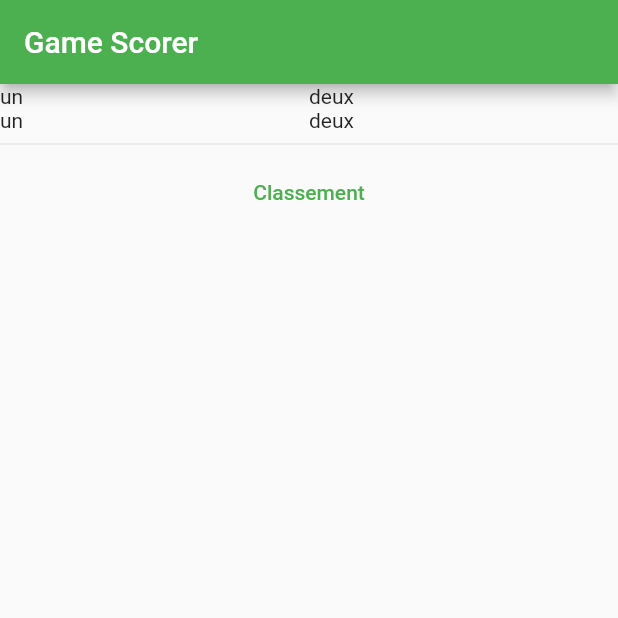
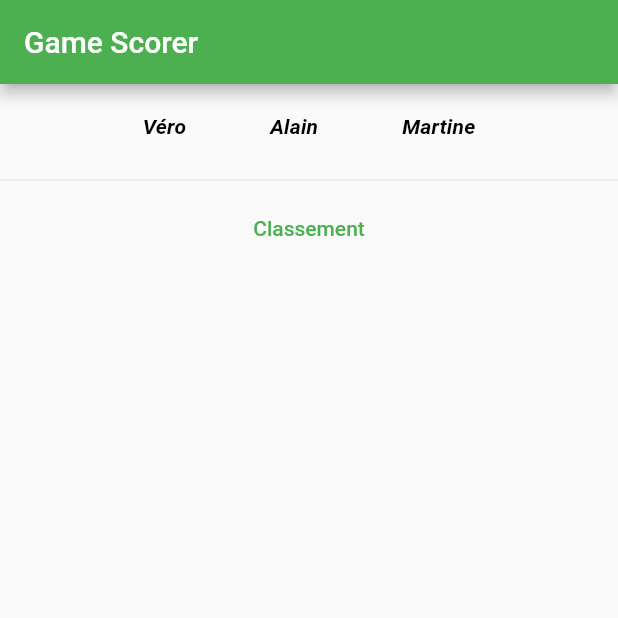
Before and after one commit to abasty/getx_scorer, a Flutter app: the screen it shows after launch, on a phone screen of 412 x 824 dp, the top half of it. Run offline on Flutter 3.47's test engine with Material 2 defaults, Android fonts, the phone set to English and light mode, and no system bars; our stand-ins replace get, localstorage.

Commit message:
Removed all style warnings and added ScoreTable

```diff
--- a/lib/main.dart
+++ b/lib/main.dart
@@ -1,5 +1,6 @@
 import 'package:flutter/material.dart';
 import 'package:get/get.dart';
+import 'package:getx_scorer/view_model/game.dart';
 
 void main() {
   runApp(const ScorerApp());
@@ -20,22 +21,12 @@ class ScorerApp extends StatelessWidget {
         ),
         body: Column(
           children: [
-            Table(
-              children: [
-                TableRow(children: [
-                  TableCell(child: Text('un')),
-                  TableCell(child: Text('deux')),
-                ]),
-                TableRow(children: [
-                  TableCell(child: Text('un')),
-                  TableCell(child: Text('deux')),
-                ]),
-              ],
-            ),
-            Divider(),
+            const ScoreTable(),
+            const Divider(),
             Center(
               child: TextButton(
                 onPressed: () {
+                  game.ctrlAddScore(0, 10);
                   Get.snackbar(
                     'Classement',
                     'Le leader est actuellement : Zardoz',
@@ -50,3 +41,36 @@ class ScorerApp extends StatelessWidget {
     );
   }
 }
+
+class ScoreTable extends StatelessWidget {
+  const ScoreTable({
+    Key? key,
+  }) : super(key: key);
+
+  @override
+  Widget build(BuildContext context) {
+    return DataTable(
+      columns: [
+        for (var name in game.players)
+          DataColumn(
+            label: Text(
+              name,
+              style: const TextStyle(
+                  fontStyle: FontStyle.italic, fontWeight: FontWeight.bold),
+            ),
+          ),
+      ],
+      rows: <DataRow>[
+        for (var row = 0; row < game.rowCount; row++)
+          DataRow(
+            cells: [
+              for (var column = 0; column < game.columnCount; column++)
+                const DataCell(
+                  Text('toto'),
+                ),
+            ],
+          ),
+      ],
+    );
+  }
+}
--- a/lib/view_model/game.dart
+++ b/lib/view_model/game.dart
@@ -3,10 +3,10 @@ import 'dart:math';
 
 import 'package:localstorage/localstorage.dart';
 
-/// A game defined by an [ID] and a list of [players].
+/// A game defined by an [id] and a list of [players].
 class Game {
-  /// The [ID] of the game.
-  final String ID;
+  /// The [id] of the game.
+  final String id;
 
   /// List of players (names).
   final List<String> players;
@@ -20,13 +20,16 @@ class Game {
   final _storage = LocalStorage('points.json');
 
   /// Create a new game given an ID and a list of players.
-  Game(this.ID, this.players) : table = players.map((e) => <int>[]).toList();
+  Game(this.id, this.players) : table = players.map((e) => <int>[]).toList();
 
   /// [cancelable] is true iff the cancel list is not empty.
   get cancelable => _cancelList.isNotEmpty;
 
-  /// [count] is the maximum number of elements in all columns.
-  get count => table.map((c) => c.length).reduce(max);
+  /// [rowCount] is the maximum number of elements in all columns.
+  int get rowCount => table.map((c) => c.length).reduce(max);
+
+  /// [columnCount] is the number of column (i.e. players) in the game
+  int get columnCount => players.length;
 
   /// Add a score to the player score column.
   Future ctrlAddScore(int player, int score) async {
@@ -39,7 +42,7 @@ class Game {
 
   /// Cancel the last [ctrlAddScore] method call.
   Future ctrlCancel() async {
-    if (_cancelList.length == 0) return;
+    if (_cancelList.isEmpty) return;
     var player = _cancelList.removeLast();
     table[player].removeLast();
     await writeAll();
@@ -87,3 +90,5 @@ class Game {
     await _storage.setItem('modele', json.encode(table));
   }
 }
+
+var game = Game('ID', ['Véro', 'Alain', 'Martine']);
```
Also changed, not shown: 1 other file.
